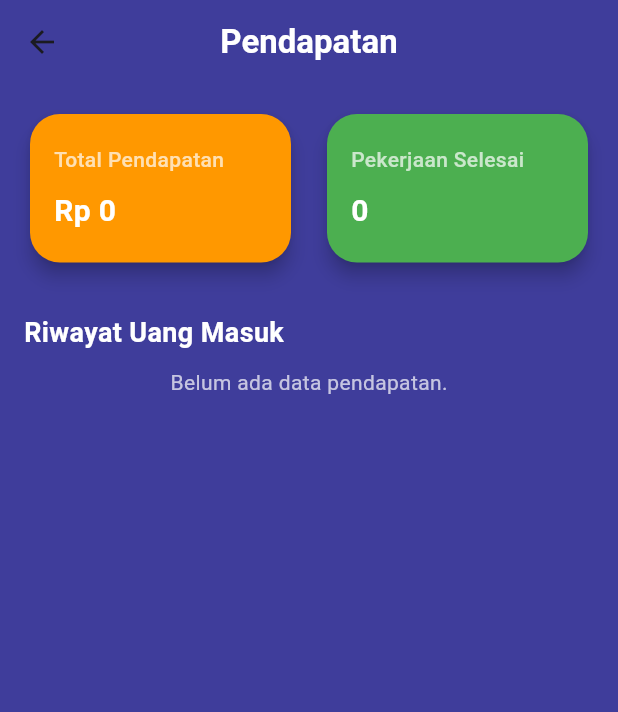
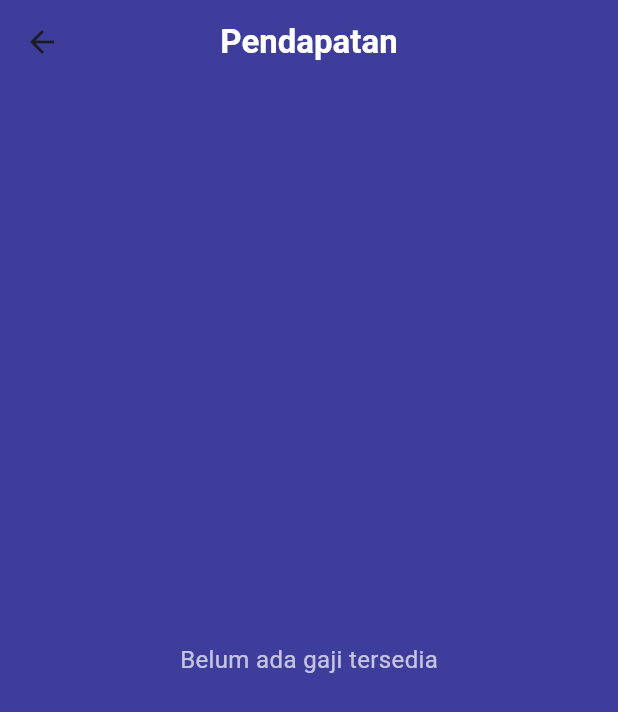
Before and after one commit to RAMDHAN-MQ/app-abadi-usaha, a Flutter app: the PendapatanPage screen opened directly with empty values, on a phone screen of 412 x 824 dp. Shown: the top 712 px of the screen. Run offline on Flutter 3.47's test engine with Material 3 defaults, Android fonts, the phone set to English and light mode, and no system bars; network calls fail.

Commit message:
update gaji mingguan

```diff
--- a/lib/pendapatan_page.dart
+++ b/lib/pendapatan_page.dart
@@ -18,9 +18,7 @@ class PendapatanPage extends StatefulWidget {
 
 class _PendapatanPageState extends State<PendapatanPage> {
   bool _loading = true;
-  double totalPendapatan = 0;
-  int jumlahPekerjaan = 0;
-  List<Map<String, dynamic>> transaksi = [];
+  List<Map<String, dynamic>> periodeGaji = [];
 
   @override
   void initState() {
@@ -31,16 +29,20 @@ class _PendapatanPageState extends State<PendapatanPage> {
   Future<void> fetchPendapatan() async {
     final url = Uri.parse(
       'http://192.168.1.65:8000/api/gaji/${widget.userId}',
-    ); // ganti sesuai URL API kamu
+    );
+
     try {
       final response = await http.get(url);
-
       if (response.statusCode == 200) {
         final data = json.decode(response.body);
+
+        // Jika API mengembalikan list per periode
+        // Pastikan setiap item memiliki: periode_start, periode_end, total_pendapatan, jumlah_pekerjaan, status_terakhir
         setState(() {
-          totalPendapatan = (data['total_pendapatan'] ?? 0).toDouble();
-          jumlahPekerjaan = data['jumlah_pekerjaan'] ?? 0;
-          transaksi = List<Map<String, dynamic>>.from(data['data'] ?? []);
+          if (data['data'] != null && data['data'] is List) {
+            // Group data by periode jika perlu, atau langsung gunakan list API
+            periodeGaji = List<Map<String, dynamic>>.from(data['data']);
+          }
           _loading = false;
         });
       } else {
@@ -67,194 +69,80 @@ class _PendapatanPageState extends State<PendapatanPage> {
       ),
       body: _loading
           ? const Center(child: CircularProgressIndicator(color: Colors.white))
-          : SingleChildScrollView(
+          : periodeGaji.isEmpty
+              ? const Center(
+                  child: Text(
+                    "Belum ada gaji tersedia",
+                    style: TextStyle(color: Colors.white70, fontSize: 16),
+                  ),
+                )
+              : ListView.builder(
                   padding: const EdgeInsets.all(16),
-              child: Column(
-                children: [
-                  // Card total pendapatan dan jumlah pekerjaan
-                  Row(
-                    children: [
-                      Expanded(
-                        child: Card(
+                  itemCount: periodeGaji.length,
+                  itemBuilder: (context, index) {
+                    final item = periodeGaji[index];
+
+                    // Fallback jika null
+                    final periodeStart = item['periode_start'] ?? '-';
+                    final periodeEnd = item['periode_end'] ?? '-';
+                    final totalPekerjaan = item['jumlah_pekerjaan'] ?? 0;
+                    final totalGaji = (item['total_pendapatan'] ?? 0).toDouble();
+                    final status = item['status_terakhir'] ?? '-';
+
+                    return Card(
                       shape: RoundedRectangleBorder(
                         borderRadius: BorderRadius.circular(20),
                       ),
                       color: Colors.orange,
                       elevation: 5,
+                      margin: const EdgeInsets.symmetric(vertical: 8),
                       child: Padding(
-                            padding: const EdgeInsets.symmetric(
-                              vertical: 20,
-                              horizontal: 16,
-                            ),
+                        padding: const EdgeInsets.all(20),
                         child: Column(
                           crossAxisAlignment: CrossAxisAlignment.start,
                           children: [
-                                const Text(
-                                  "Total Pendapatan",
-                                  style: TextStyle(
+                            Text(
+                              "Periode: $periodeStart s/d $periodeEnd",
+                              style: const TextStyle(
                                 color: Colors.white70,
                                 fontSize: 14,
-                                    fontWeight: FontWeight.w500,
                               ),
                             ),
                             const SizedBox(height: 10),
                             Text(
-                                  "Rp ${totalPendapatan.toStringAsFixed(0)}",
+                              "Total Pekerjaan: $totalPekerjaan",
                               style: const TextStyle(
                                 color: Colors.white,
-                                    fontSize: 20,
+                                fontSize: 18,
+                                fontWeight: FontWeight.bold,
+                              ),
+                            ),
+                            const SizedBox(height: 10),
+                            Text(
+                              "Total Gaji: Rp ${totalGaji.toStringAsFixed(0)}",
+                              style: const TextStyle(
+                                color: Colors.white,
+                                fontSize: 18,
+                                fontWeight: FontWeight.bold,
+                              ),
+                            ),
+                            const SizedBox(height: 10),
+                            Text(
+                              "Status Gaji: $status",
+                              style: TextStyle(
+                                color: status == 'Lunas'
+                                    ? Colors.greenAccent
+                                    : Colors.redAccent,
+                                fontSize: 16,
                                 fontWeight: FontWeight.bold,
                               ),
                             ),
                           ],
                         ),
                       ),
-                        ),
-                      ),
-                      const SizedBox(width: 16),
-                      Expanded(
-                        child: Card(
-                          shape: RoundedRectangleBorder(
-                            borderRadius: BorderRadius.circular(20),
-                          ),
-                          color: Colors.green,
-                          elevation: 5,
-                          child: Padding(
-                            padding: const EdgeInsets.symmetric(
-                              vertical: 20,
-                              horizontal: 16,
-                            ),
-                            child: Column(
-                              crossAxisAlignment: CrossAxisAlignment.start,
-                              children: [
-                                const Text(
-                                  "Pekerjaan Selesai",
-                                  style: TextStyle(
-                                    color: Colors.white70,
-                                    fontSize: 14,
-                                    fontWeight: FontWeight.w500,
-                                  ),
-                                ),
-                                const SizedBox(height: 10),
-                                Text(
-                                  "$jumlahPekerjaan",
-                                  style: const TextStyle(
-                                    color: Colors.white,
-                                    fontSize: 20,
-                                    fontWeight: FontWeight.bold,
-                                  ),
-                                ),
-                              ],
-                            ),
-                          ),
-                        ),
-                      ),
-                    ],
-                  ),
-                  const SizedBox(height: 30),
-                  Align(
-                    alignment: Alignment.centerLeft,
-                    child: const Text(
-                      "Riwayat Uang Masuk",
-                      style: TextStyle(
-                        color: Colors.white,
-                        fontSize: 18,
-                        fontWeight: FontWeight.bold,
-                      ),
-                    ),
-                  ),
-                  const SizedBox(height: 10),
-                  if (transaksi.isEmpty)
-                    const Text(
-                      "Belum ada data pendapatan.",
-                      style: TextStyle(color: Colors.white70),
-                    ),
-                  ListView.builder(
-                    physics: const NeverScrollableScrollPhysics(),
-                    shrinkWrap: true,
-                    itemCount: transaksi.length,
-                    itemBuilder: (context, index) {
-                      final item = transaksi[index];
-                      return Card(
-                        shape: RoundedRectangleBorder(
-                          borderRadius: BorderRadius.circular(20),
-                        ),
-                        color: Colors.white,
-                        elevation: 3,
-                        margin: const EdgeInsets.symmetric(vertical: 6),
-                        child: ListTile(
-                          leading: const Icon(
-                            Icons.date_range,
-                            color: Colors.orange,
-                          ),
-                          title: Text(
-                            item['tanggal'] ?? '-',
-                            style: const TextStyle(
-                              fontWeight: FontWeight.bold,
-                              fontSize: 16,
-                            ),
-                          ),
-                          trailing: Column(
-                            crossAxisAlignment: CrossAxisAlignment.end,
-                            mainAxisAlignment: MainAxisAlignment.center,
-                            children: [
-                              Text(
-                                "Rp ${item['pendapatan']}",
-                                style: const TextStyle(
-                                  fontWeight: FontWeight.bold,
-                                  fontSize: 16,
-                                ),
-                              ),
-                              const SizedBox(height: 4),
-                              Text(
-                                item['status'],
-                                style: TextStyle(
-                                  color: item['status'] == 'Lunas'
-                                      ? Colors.green
-                                      : Colors.red,
-                                  fontWeight: FontWeight.bold,
-                                ),
-                              ),
-                            ],
-                          ),
-                          onTap: () {
-                            showDialog(
-                              context: context,
-                              builder: (_) => AlertDialog(
-                                title: Text(
-                                  "Detail Pendapatan ${item['tanggal']}",
-                                ),
-                                content: Column(
-                                  mainAxisSize: MainAxisSize.min,
-                                  crossAxisAlignment: CrossAxisAlignment.start,
-                                  children: [
-                                    Text(
-                                      "Pemesan: ${item['pemesanan']['nama_pemesan'] ?? '-'}",
-                                    ),
-                                    Text(
-                                      "Layanan: ${item['pemesanan']['layanan'] ?? '-'}",
-                                    ),
-                                    Text(
-                                      "Pendapatan: Rp ${item['pendapatan']}",
-                                    ),
-                                  ],
-                                ),
-                                actions: [
-                                  TextButton(
-                                    onPressed: () => Navigator.pop(context),
-                                    child: const Text("OK"),
-                                  ),
-                                ],
-                              ),
                     );
                   },
                 ),
     );
-                    },
-                  ),
-                ],
-              ),
-            ),
-    );
   }
 }
```
Lines whose indentation alone changed are shown as unchanged.
